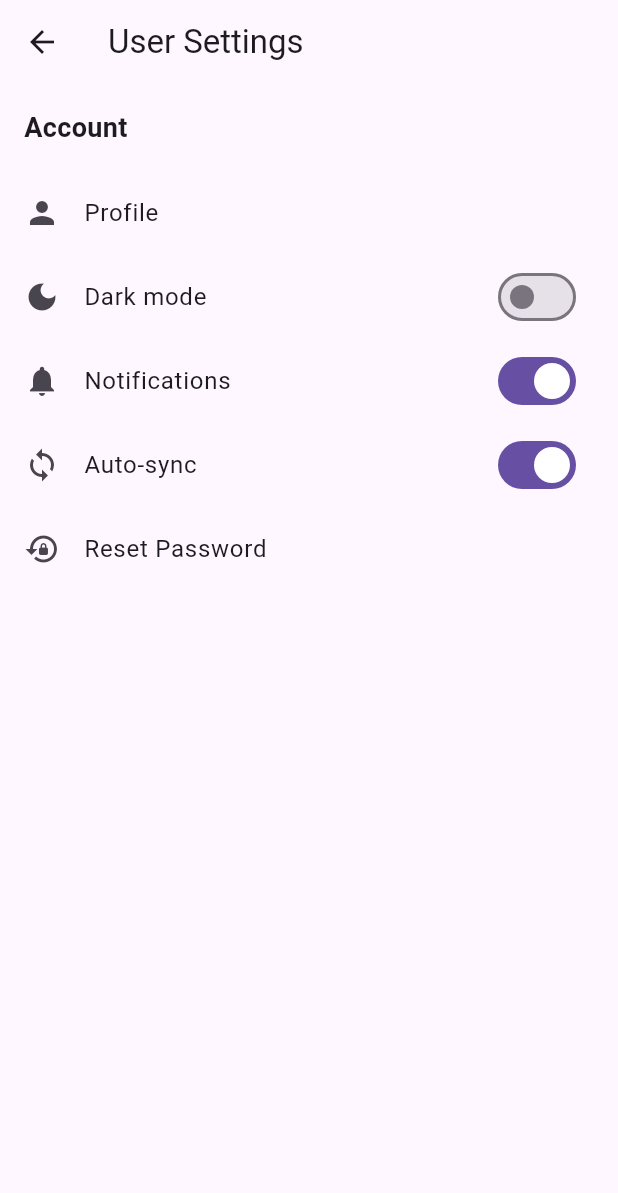
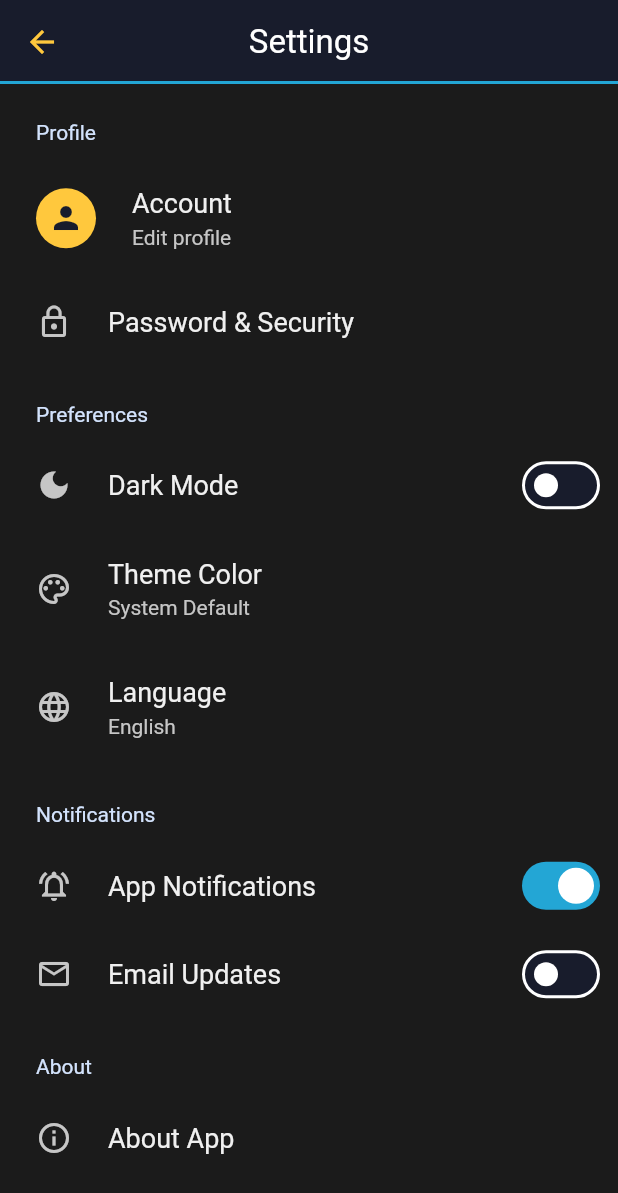
Before and after one commit to NoahBlodgett/CMIYC_SE305, a Flutter app: the screen it shows after launch, after a tap on the "settings" icon, on a phone screen of 412 x 824 dp. Shown: the top 1193 px of the screen. Run offline on Flutter 3.47's test engine with Material 3 defaults, Android fonts, the light colour scheme and no system bars; drawn by our look-alikes of settings_ui; our stand-ins replace firebase_auth, firebase_core, image_picker; accounts and stored records are empty; network calls fail.

Commit message:
feat: enhance settings and user profile management with mock data integration and improved theming

```diff
--- a/frontend/cache_me_if_you_can/lib/main.dart
+++ b/frontend/cache_me_if_you_can/lib/main.dart
@@ -3,6 +3,7 @@ import 'package:flutter/material.dart';
 import 'package:firebase_core/firebase_core.dart';
 import 'package:firebase_auth/firebase_auth.dart';
 import 'pages/settings_page.dart';
+import 'styles/styles.dart';
 
 Future<void> main() async {
   WidgetsFlutterBinding.ensureInitialized();
@@ -24,7 +25,12 @@ Future<void> main() async {
 
     runApp(const MyApp());
   } catch (e) {
-    runApp(ErrorApp(e.toString()));
+    // In development, continue without Firebase and let widgets use mock fallbacks.
+    if (kDebugMode) {
+      runApp(const MyApp());
+    } else {
+      runApp(ErrorApp(e.toString()));
+    }
   }
 }
 
@@ -64,14 +70,14 @@ class ErrorApp extends StatelessWidget {
                     // Try a simple retry (useful after adding config files)
                     try {
                       await Firebase.initializeApp();
-                      // Restart the app by rebuilding the widget tree with MyApp
-                      Navigator.of(context).pushReplacement(
-                        MaterialPageRoute(builder: (_) => const MyApp()),
-                      );
+                      // Restart the app by calling runApp again
+                      runApp(const MyApp());
                     } catch (e) {
-                      ScaffoldMessenger.of(context).showSnackBar(
-                        SnackBar(content: Text('Still failing: $e')),
-                      );
+                      // Can't use ScaffoldMessenger safely across async gap; print instead
+                      // Developer can see console logs
+                      // Optionally you could show a dialog using a new context
+                      // but runApp restart is simplest here.
+                      if (kDebugMode) debugPrint('Still failing: $e');
                     }
                   },
                   child: const Text('Retry initialize'),
@@ -91,8 +97,9 @@ class MyApp extends StatelessWidget {
   @override
   Widget build(BuildContext context) {
     return MaterialApp(
-      title: 'Cache Me If You Can',
-      theme: ThemeData(primarySwatch: Colors.pink),
+      title: 'Momentum',
+      // Apply centralized theme from styles.dart
+      theme: AppTheme.lightTheme,
       home: const HomePage(),
       debugShowCheckedModeBanner: false,
     );
@@ -117,12 +124,14 @@ class _HomePageState extends State<HomePage> {
           children: [
             Text(
               "Hello, ${widget.user}",
-              style: TextStyle(fontWeight: FontWeight.bold, fontSize: 20),
+              // Use themed headline style from AppTheme
+              style: Theme.of(context).textTheme.headlineSmall,
             ),
-            SizedBox(height: 4),
+            const SizedBox(height: 4),
             Text(
               "Ready to crush your goals today?",
-              style: TextStyle(fontSize: 14, color: Colors.white70),
+              // Subtle secondary text color from AppTheme
+              style: Theme.of(context).textTheme.bodySmall,
             ),
           ],
         ),
@@ -143,10 +152,13 @@ class _HomePageState extends State<HomePage> {
             },
           ),
         ],
+        // AppBar theming (colors, elevation, bottom border) comes from AppTheme
         toolbarHeight: 60,
-        backgroundColor: Colors.blueAccent,
       ),
-      body: Text("Hello World!"),
+      body: const Padding(
+        padding: EdgeInsets.all(16.0),
+        child: Text("Hello World!"),
+      ),
     );
   }
 }
--- a/frontend/cache_me_if_you_can/lib/pages/settings_page.dart
+++ b/frontend/cache_me_if_you_can/lib/pages/settings_page.dart
@@ -1,123 +1,128 @@
 import 'package:flutter/material.dart';
-import 'package:firebase_auth/firebase_auth.dart';
-import 'package:cloud_firestore/cloud_firestore.dart';
+import 'package:settings_ui/settings_ui.dart';
 import '../widgets/settingsWidgets/user_profile.dart';
 
-class SettingsPage extends StatefulWidget {
+class SettingsPage extends StatelessWidget {
   const SettingsPage({super.key});
 
   @override
-  State<SettingsPage> createState() => _SettingsPageState();
-}
-
-class _SettingsPageState extends State<SettingsPage> {
-  bool _darkMode = false;
-  bool _notifications = true;
-  bool _autoSync = true;
-
-  final _auth = FirebaseAuth.instance;
-
-  @override
-  void initState() {
-    super.initState();
-    _loadSettings();
-  }
-
-  Future<void> _loadSettings() async {
-    final user = _auth.currentUser;
-    if (user == null) return;
-    final snapshot = await FirebaseFirestore.instance
-        .collection('users')
-        .doc(user.uid)
-        .get();
-    if (!snapshot.exists) return;
-    final data = snapshot.data()!;
-    setState(() {
-      _darkMode = data['settings']?['darkMode'] ?? _darkMode;
-      _notifications = data['settings']?['notifications'] ?? _notifications;
-      _autoSync = data['settings']?['autoSync'] ?? _autoSync;
-    });
-  }
-
-  Future<void> _saveSetting(String key, bool value) async {
-    final user = _auth.currentUser;
-    if (user == null) return;
-    await FirebaseFirestore.instance.collection('users').doc(user.uid).set({
-      'settings': {key: value},
-    }, SetOptions(merge: true));
-  }
-
-  @override
   Widget build(BuildContext context) {
+    final theme = Theme.of(context);
     return Scaffold(
       appBar: AppBar(
-        leading: IconButton(
-          icon: const Icon(Icons.arrow_back),
-          onPressed: () {
-            Navigator.pop(context);
-          },
+        title: Text('Settings', style: theme.textTheme.titleLarge),
+        centerTitle: true,
+        elevation: 0,
+        backgroundColor: theme.colorScheme.surface,
       ),
-        title: const Text('User Settings'),
+      body: SafeArea(
+        child: SettingsList(
+          lightTheme: SettingsThemeData(
+            settingsListBackground: theme.colorScheme.surface,
+            settingsSectionBackground: theme.colorScheme.surface,
+            trailingTextColor: theme.colorScheme.primary,
           ),
-      body: ListView(
-        children: [
-          const Padding(
-            padding: EdgeInsets.all(16.0),
-            child: Text(
-              "Account",
-              style: TextStyle(fontSize: 18, fontWeight: FontWeight.bold),
+          sections: [
+            SettingsSection(
+              title: const Text('Profile'),
+              tiles: [
+                SettingsTile.navigation(
+                  leading: CircleAvatar(
+                    backgroundColor: theme.colorScheme.secondaryContainer,
+                    child: Icon(
+                      Icons.person,
+                      color: theme.colorScheme.onSecondaryContainer,
                     ),
                   ),
-          ListTile(
-            leading: const Icon(Icons.person),
-            title: const Text("Profile"),
-            onTap: () {
+                  title: const Text('Account'),
+                  value: const Text('Edit profile'),
+                  onPressed: (context) {
                     Navigator.push(
                       context,
                       MaterialPageRoute(
-                  builder: (context) => Scaffold(
-                    appBar: AppBar(title: const Text('Profile')),
-                    body: const Center(child: UserProfile()),
+                        builder: (_) => Scaffold(
+                          appBar: AppBar(title: const Text('Account')),
+                          body: const Padding(
+                            padding: EdgeInsets.all(16.0),
+                            child: UserProfile(),
+                          ),
                         ),
                       ),
                     );
                   },
                 ),
-          SwitchListTile(
-            value: _darkMode,
-            title: const Text('Dark mode'),
-            secondary: const Icon(Icons.dark_mode),
-            onChanged: (v) {
-              setState(() => _darkMode = v);
-              _saveSetting('darkMode', v);
+                SettingsTile.navigation(
+                  leading: const Icon(Icons.lock_outline),
+                  title: const Text('Password & Security'),
+                  onPressed: (context) {
+                    ScaffoldMessenger.of(context).showSnackBar(
+                      const SnackBar(
+                        content: Text('Security page coming soon'),
+                      ),
+                    );
                   },
                 ),
-          SwitchListTile(
-            value: _notifications,
+              ],
+            ),
+            SettingsSection(
+              title: const Text('Preferences'),
+              tiles: [
+                SettingsTile.switchTile(
+                  title: const Text('Dark Mode'),
+                  leading: const Icon(Icons.dark_mode),
+                  initialValue: false,
+                  onToggle: (value) {},
+                ),
+                SettingsTile.navigation(
+                  leading: const Icon(Icons.palette_outlined),
+                  title: const Text('Theme Color'),
+                  value: const Text('System Default'),
+                  onPressed: (context) {},
+                ),
+                SettingsTile.navigation(
+                  leading: const Icon(Icons.language),
+                  title: const Text('Language'),
+                  value: const Text('English'),
+                  onPressed: (context) {},
+                ),
+              ],
+            ),
+            SettingsSection(
               title: const Text('Notifications'),
-            secondary: const Icon(Icons.notifications),
-            onChanged: (v) {
-              setState(() => _notifications = v);
-              _saveSetting('notifications', v);
+              tiles: [
+                SettingsTile.switchTile(
+                  initialValue: true,
+                  onToggle: (value) {},
+                  leading: const Icon(Icons.notifications_active_outlined),
+                  title: const Text('App Notifications'),
+                ),
+                SettingsTile.switchTile(
+                  initialValue: false,
+                  onToggle: (value) {},
+                  title: const Text('Email Updates'),
+                  leading: const Icon(Icons.mail_outline),
+                ),
+              ],
+            ),
+            SettingsSection(
+              title: const Text('About'),
+              tiles: [
+                SettingsTile.navigation(
+                  leading: const Icon(Icons.info_outline),
+                  title: const Text('About App'),
+                  onPressed: (context) {
+                    showAboutDialog(
+                      context: context,
+                      applicationName: 'Cache Me If You Can',
+                      applicationVersion: 'v1.0.0',
+                      applicationLegalese: '© 2025 Cache Me If You Can Inc.',
+                    );
                   },
                 ),
-          SwitchListTile(
-            value: _autoSync,
-            title: const Text('Auto-sync'),
-            secondary: const Icon(Icons.sync),
-            onChanged: (v) {
-              setState(() => _autoSync = v);
-              _saveSetting('autoSync', v);
-            },
-          ),
-          ListTile(
-            leading: const Icon(Icons.lock_reset),
-            title: const Text("Reset Password"),
-            onTap: () => FirebaseAuth.instance.sendPasswordResetEmail(
-              email: FirebaseAuth.instance.currentUser?.email ?? '',
-            ),
+              ],
             ),
           ],
+        ),
       ),
     );
   }
--- /dev/null
+++ b/frontend/cache_me_if_you_can/lib/styles/styles.dart
@@ -0,0 +1,69 @@
+import 'package:flutter/material.dart';
+
+class AppTheme {
+  static const Color navy = Color(0xFF181C2C);
+  static const Color brightBlue = Color(0xFF23A6D5);
+  static const Color highlightYellow = Color(0xFFFFC83D);
+  static const Color lightBlue = Color(0xFF53C5F4);
+
+  static ThemeData get lightTheme {
+    return ThemeData(
+      primaryColor: brightBlue,
+      scaffoldBackgroundColor: navy,
+      colorScheme: ColorScheme(
+        primary: brightBlue,
+        secondary: highlightYellow,
+        surface: navy,
+        // ignore: deprecated_member_use
+        background: navy,
+        error: Colors.red,
+        onPrimary: Colors.white,
+        onSecondary: navy,
+        onSurface: Colors.white,
+        // ignore: deprecated_member_use
+        onBackground: Colors.white,
+        onError: Colors.white,
+        brightness: Brightness.dark, // for contrast on navy bg
+      ),
+      appBarTheme: AppBarTheme(
+        backgroundColor: navy,
+        foregroundColor: highlightYellow,
+        elevation: 0,
+        shape: Border(bottom: BorderSide(color: brightBlue, width: 2)),
+        titleTextStyle: TextStyle(
+          fontWeight: FontWeight.bold,
+          color: highlightYellow,
+          fontSize: 22,
+        ),
+      ),
+      elevatedButtonTheme: ElevatedButtonThemeData(
+        style: ElevatedButton.styleFrom(
+          backgroundColor: brightBlue,
+          foregroundColor: navy,
+          textStyle: TextStyle(fontWeight: FontWeight.bold, fontSize: 16),
+          shape: RoundedRectangleBorder(
+            borderRadius: BorderRadius.circular(16),
+          ),
+        ),
+      ),
+      textTheme: TextTheme(
+        headlineSmall: TextStyle(
+          color: highlightYellow,
+          fontWeight: FontWeight.bold,
+        ),
+        bodyMedium: TextStyle(color: Colors.white),
+        bodySmall: TextStyle(color: lightBlue),
+      ),
+      inputDecorationTheme: InputDecorationTheme(
+        border: OutlineInputBorder(
+          borderRadius: BorderRadius.circular(12),
+          borderSide: BorderSide(color: brightBlue),
+        ),
+        focusedBorder: OutlineInputBorder(
+          borderRadius: BorderRadius.circular(12),
+          borderSide: BorderSide(color: highlightYellow, width: 2),
+        ),
+      ),
+    );
+  }
+}
--- a/frontend/cache_me_if_you_can/pubspec.yaml
+++ b/frontend/cache_me_if_you_can/pubspec.yaml
@@ -39,6 +39,8 @@ dependencies:
   cloud_firestore: ^6.0.3
   firebase_storage: ^13.0.3
   image_picker: ^1.2.0
+  http: ^1.1.0
+  settings_ui: ^2.0.2
 
 dev_dependencies:
   flutter_test:
```
Also changed, not shown: frontend/cache_me_if_you_can/lib/mock/mock_data.dart (added, +182 -0 lines), frontend/cache_me_if_you_can/lib/widgets/settingsWidgets/user_profile.dart (+139 -31 lines), frontend/cache_me_if_you_can/pubspec.lock. Lines whose indentation alone changed are shown as unchanged.
